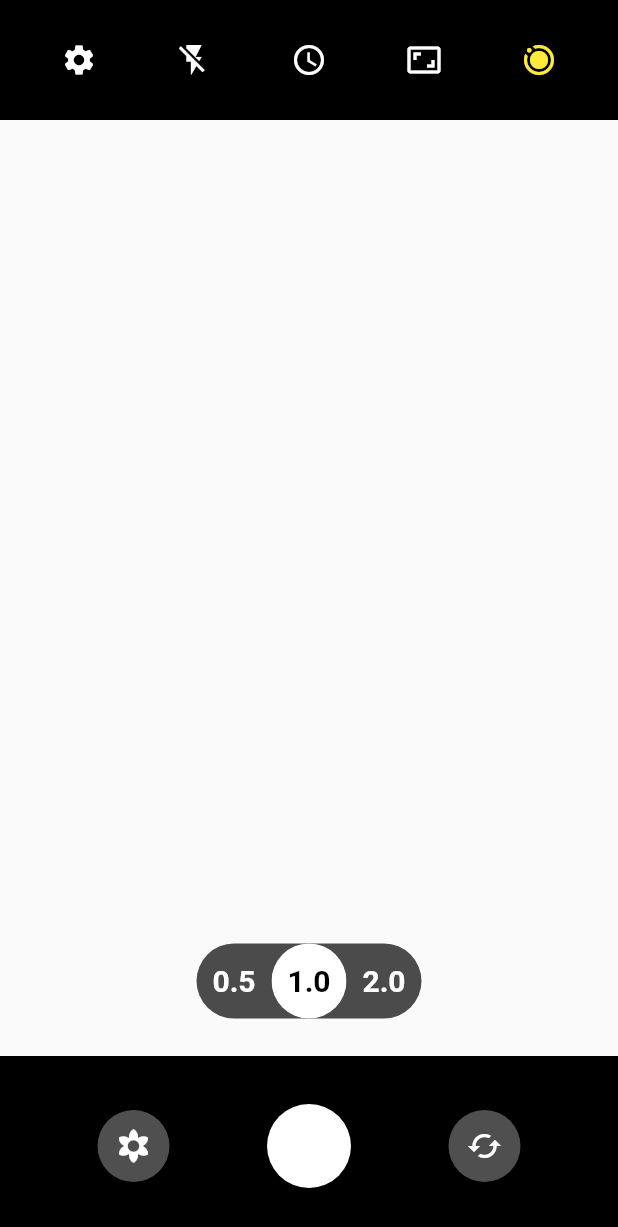
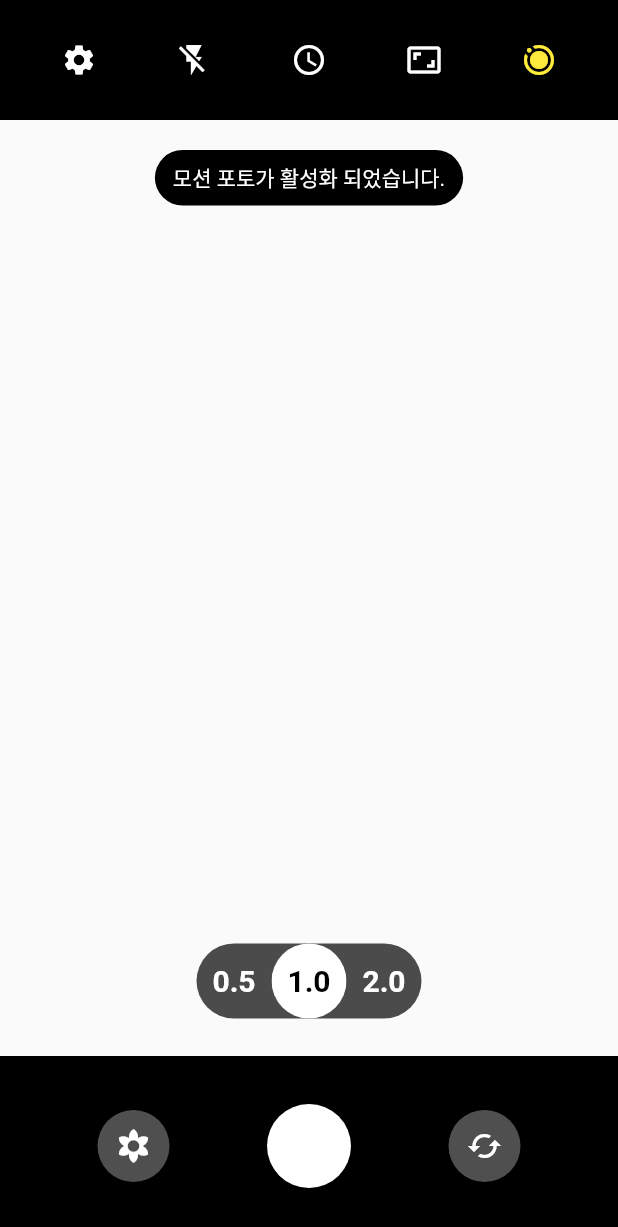
Before and after one commit to JIEEEN/SMART-ME, a Flutter app: the screen it shows after launch, after a tap on the "motion photos off" icon, on a phone screen of 412 x 824 dp. Shown: the top 1227 px of the screen. Run offline on Flutter 3.47's test engine with Material 2 defaults, Android fonts, the phone set to English and light mode, and no system bars.

Commit message:
[ADD] toast message widget for motion photo trigger

```diff
--- a/lib/camera/android_camera.dart
+++ b/lib/camera/android_camera.dart
@@ -13,6 +13,7 @@ class _GetAndroidCameraState extends State<GetAndroidCamera> {
   int _timerDelay = 0;
   double _overlayHeight = 0;
 
+  final _toast = ToastBuilder();
   @override
   void initState() {
     super.initState();
@@ -26,6 +27,7 @@ class _GetAndroidCameraState extends State<GetAndroidCamera> {
 
   @override
   Widget build(BuildContext context) {
+    _toast.context = context;
     return Scaffold(
       appBar: AppBar(
         backgroundColor: Colors.black,
@@ -101,6 +103,7 @@ class _GetAndroidCameraState extends State<GetAndroidCamera> {
                                 ? Colors.yellow
                                 : Colors.white),
                         onPressed: () {
+                          _toast.toast('모션 포토가 ' + (_isMotionPhotoOn ? '비활성화' : '활성화') + ' 되었습니다.');
                           setState(() {
                             _isMotionPhotoOn = !_isMotionPhotoOn;
                           });
@@ -308,3 +311,72 @@ class _NumberButtonState extends State<NumberButton> {
     );
   }
 }
+
+class ToastBuilder{
+  late BuildContext context;
+  void toast(String message) async {
+    OverlayEntry _overlay = OverlayEntry(builder: (_) =>  Toast(message: message));
+
+    Navigator.of(context).overlay!.insert(_overlay);
+
+    await Future.delayed(const Duration(seconds: 2));
+    _overlay.remove();
+  }
+}
+
+class Toast extends StatefulWidget {
+  const Toast({Key? key, required this.message}) : super(key: key);
+  final String message;
+
+  @override
+  _ToastState createState() => _ToastState();
+}
+
+class _ToastState extends State<Toast> with SingleTickerProviderStateMixin {
+  late AnimationController _controller;
+  late Animation<double> _animation;
+
+  @override
+  void initState() {
+    super.initState();
+    _controller =
+        AnimationController(vsync: this, duration: const Duration(seconds: 1));
+
+    _animation = Tween(begin: 0.0, end: 1.0).animate(
+        CurvedAnimation(parent: _controller, curve: Curves.decelerate));
+
+    _controller.forward().whenComplete(() {
+      _controller.reverse();
+    });
+  }
+
+  @override
+  void dispose() {
+    _controller.dispose();
+    super.dispose();
+  }
+
+  @override
+  Widget build(BuildContext context) {
+    return SafeArea(
+      child: Align(
+        alignment: Alignment.topCenter,
+        child: Padding(
+          padding: const EdgeInsets.only(top: 100),
+          child: FadeTransition(
+            opacity: _animation,
+            child: Material(
+              child: Container(
+                  padding:
+                      const EdgeInsets.symmetric(vertical: 8, horizontal: 12),
+                  decoration: BoxDecoration(
+                      borderRadius: BorderRadius.circular(20),
+                      color: Colors.black),
+                  child: Text(widget.message, style: TextStyle(color: Colors.white))),
+            ),
+          ),
+        ),
+      ),
+    );
+  }
+}
```
